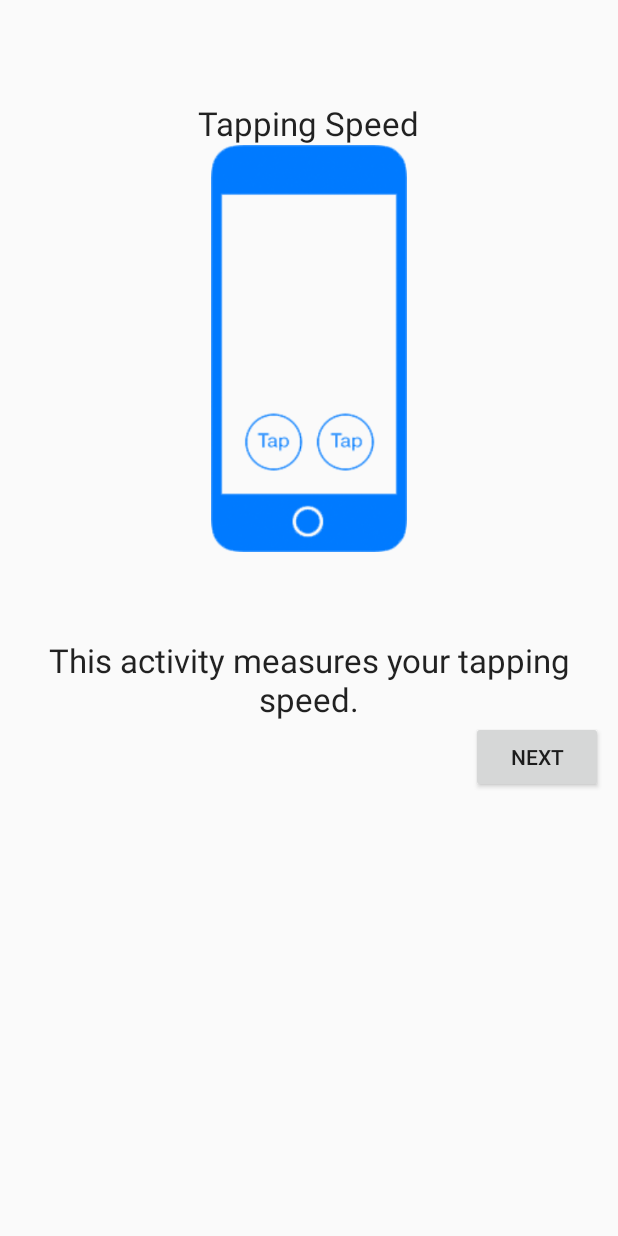
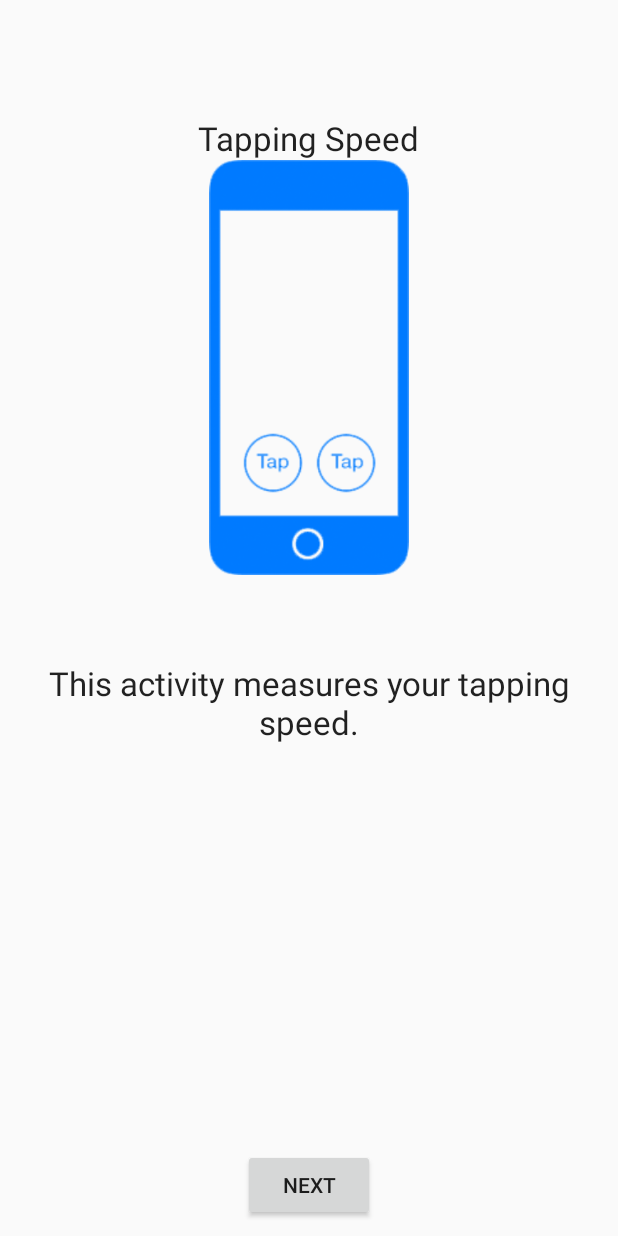
Before and after one commit to paperclipmonkey/R-Kit, an Android app: the TappingTask screen opened directly, with no data from a screen before it, on a phone screen of 412 x 824 dp. Run offline under Robolectric (Android 15) with nearby library versions, the phone set to English and light mode, and no system bars.

Commit message:
clean up code and layout of tapping task

```diff
--- a/app/src/main/res/layout/activity_tapping.xml
+++ b/app/src/main/res/layout/activity_tapping.xml
@@ -6,8 +6,13 @@
     android:layout_height="fill_parent"
     tools:context=".TappingActivity">
 
+    <RelativeLayout
+        android:id="@+id/page_1"
+        android:layout_width="match_parent"
+        android:layout_height="match_parent"
+        android:layout_margin="10dp">
+
         <LinearLayout
-        android:id="@+id/page_1"
             android:layout_width="match_parent"
             android:layout_height="match_parent"
             android:layout_margin="10dp"
@@ -41,22 +46,28 @@
                 android:text="@string/task_tapping_page1_subtitle"
                 android:textAppearance="?android:attr/textAppearanceLarge" />
 
+        </LinearLayout>
 
         <Button
             android:id="@+id/tapping_page1_next"
             android:layout_width="wrap_content"
             android:layout_height="wrap_content"
-            android:layout_gravity="bottom|right"
+            android:layout_alignParentBottom="true"
+            android:layout_centerHorizontal="true"
             android:longClickable="true"
             android:onClick="buttonNext"
             android:text="@string/next_button" />
-    </LinearLayout>
+    </RelativeLayout>
 
-    <LinearLayout
+    <RelativeLayout
         android:id="@+id/page_2"
         android:layout_width="match_parent"
         android:layout_height="match_parent"
-        android:layout_margin="10dp"
+        android:layout_margin="10dp">
+
+        <LinearLayout
+            android:layout_width="match_parent"
+            android:layout_height="match_parent"
             android:orientation="vertical">
 
             <TextView
@@ -82,16 +93,19 @@
                 android:layout_gravity="center_horizontal"
                 android:src="@drawable/tapping_1_hand" />
 
+        </LinearLayout>
 
         <Button
             android:id="@+id/tapping_page2_next"
             android:layout_width="wrap_content"
             android:layout_height="wrap_content"
-            android:layout_gravity="bottom|right"
+            android:layout_alignParentBottom="true"
+            android:layout_centerHorizontal="true"
             android:longClickable="true"
             android:onClick="buttonNext"
-            android:text="@string/next_button" />
-    </LinearLayout>
+            android:text="@string/get_started_button" />
+
+    </RelativeLayout>
 
     <LinearLayout
         android:id="@+id/activity_tapping"
@@ -159,9 +173,14 @@
                 android:textColor="#000000"
                 android:textSize="30sp" />
         </RelativeLayout>
+    </LinearLayout>
+
+    <RelativeLayout
+        android:id="@+id/page_4"
+        android:layout_width="match_parent"
+        android:layout_height="match_parent">
 
         <LinearLayout
-            android:id="@+id/page_4"
             android:layout_width="match_parent"
             android:layout_height="match_parent"
             android:layout_margin="10dp"
@@ -185,13 +204,17 @@
                 android:text="@string/task_completed_subtitle"
                 android:textAppearance="?android:attr/textAppearanceLarge" />
 
+        </LinearLayout>
+
         <Button
             android:layout_width="wrap_content"
             android:layout_height="wrap_content"
-                android:layout_gravity="bottom|right"
+            android:layout_alignParentBottom="true"
+            android:layout_centerHorizontal="true"
             android:longClickable="true"
             android:onClick="buttonDone"
             android:text="@string/done_button" />
-        </LinearLayout>
-    </LinearLayout>
+
+    </RelativeLayout>
+
 </ViewFlipper>
--- a/app/src/main/res/values/strings.xml
+++ b/app/src/main/res/values/strings.xml
@@ -71,7 +71,7 @@
 
         <!-- Reading screen -->
         <string name="task_biovici_reading_title">Take reading</string>
-        <string name="task_biovici_read_subtitle">Place strip on tongue for 5 seconds then insert in to reader</string>
+        <string name="task_biovici_read_subtitle">Place strip on tongue for 5 seconds then plug in to reader</string>
         <string name="task_biovici_read_progress">Analysing</string>
 
 
```
Also changed, not shown: app/src/main/java/com/example/michaelwaterworth/r_kit/SpatialMemoryTask.java (line endings or trailing spaces). Lines whose indentation alone changed are shown as unchanged.
